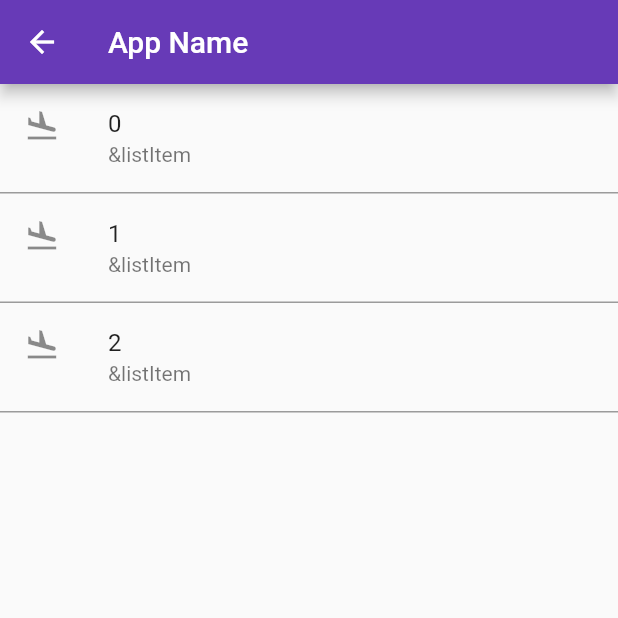
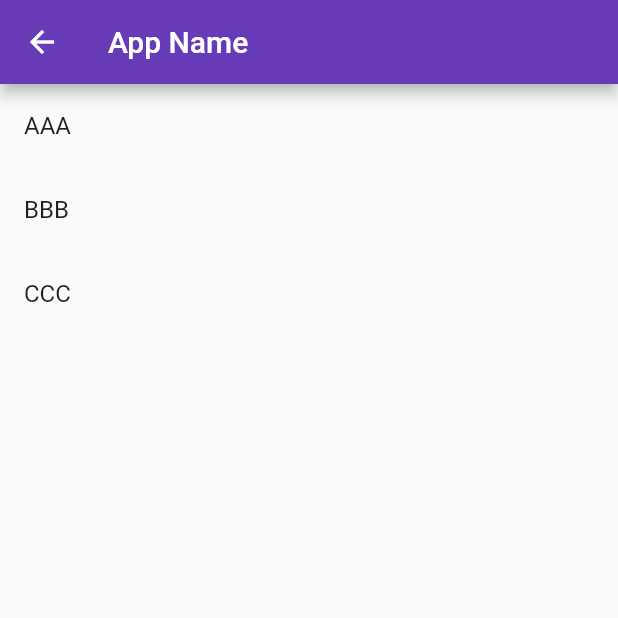
Before and after one commit to SpicyIslandFruits/hiking_album, a Flutter app: the EditPage screen opened by its route, on a phone screen of 412 x 824 dp, the top half of it. Run offline on Flutter 3.47's test engine with Material 2 defaults, Android fonts, the phone set to English and light mode, and no system bars.

Commit message:
minor fix

```diff
--- a/lib/src/pages/edit_page.dart
+++ b/lib/src/pages/edit_page.dart
@@ -1,6 +1,5 @@
 import 'package:flutter/cupertino.dart';
 import 'package:flutter/material.dart';
-import 'home_page.dart';
 
 class EditPage extends StatefulWidget {
   static String routeName = '/pages/edit_page';
@@ -18,26 +17,12 @@ class _MyHomePageState extends State<EditPage> {
       appBar: new AppBar(
         title: new Text('App Name'),
       ),
-      body: ListView.builder(
-        itemBuilder: (BuildContext context, int index) {
-          return Container(
-              decoration: BoxDecoration(
-                border: Border(
-                  bottom: BorderSide(color: Colors.black38),
-                ),
-              ),
-              child: ListTile(
-                leading: const Icon(Icons.flight_land),
-                title: Text('$index'),
-                subtitle: Text('&listItem'),
-                onTap: (){
-                  Navigator.push(
-                      context,
-                      MaterialPageRoute(builder: (context) => HomePage())
-                  );
-                },
-              ));},
-        itemCount: listItem.length,
+      body: ListView(
+        children: [
+          ListTile(title: Text('AAA')),
+          ListTile(title: Text('BBB')),
+          ListTile(title: Text('CCC')),
+        ],
       ),
     );
   }
```
